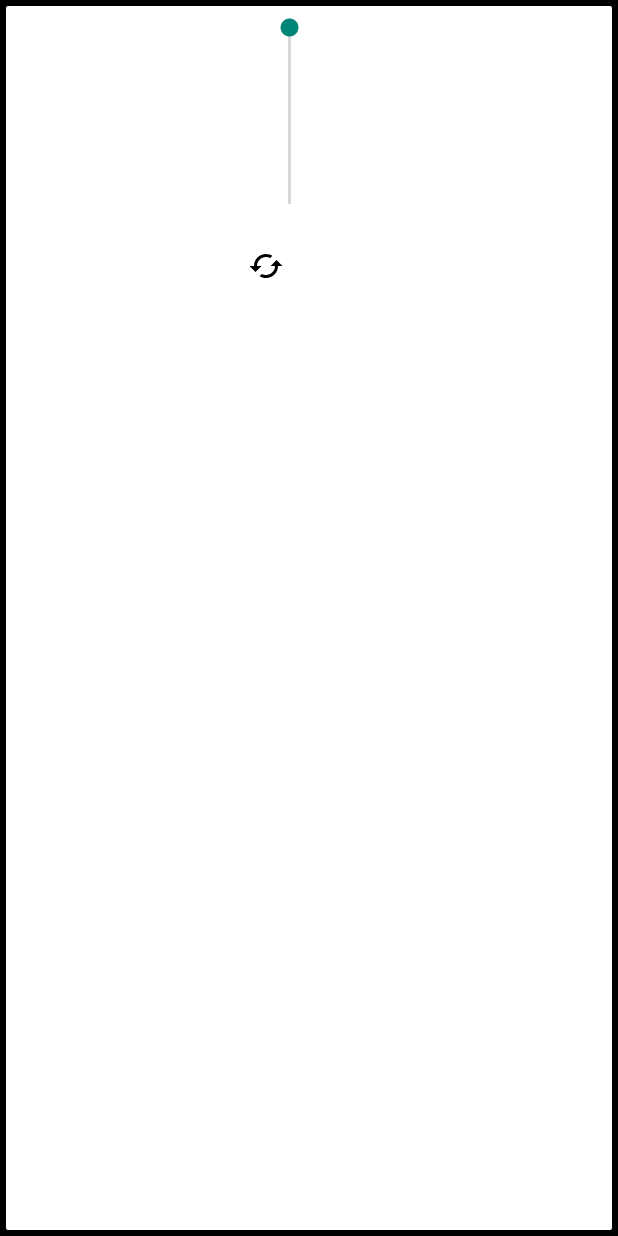
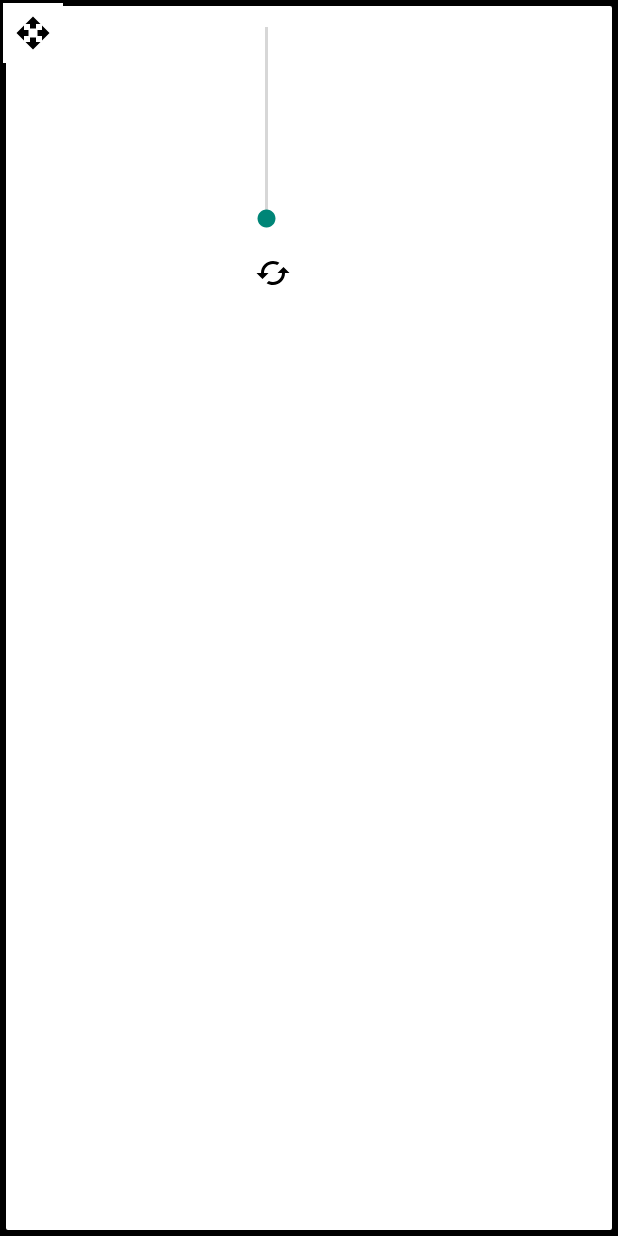
Before and after one commit to YutaKohashi/Zooom, an Android app: the layout float_layout.xml on its own in the app's theme, with its tools: preview values and no code run, on a phone screen of 412 x 824 dp. Run offline under Robolectric (Android 15) with nearby library versions, the phone set to English and light mode, and no system bars.

Commit message:
no message

```diff
--- a/app/src/main/java/jp/yuta/kohashi/Zooom/object/VerticalSeekBar.java
+++ b/app/src/main/java/jp/yuta/kohashi/Zooom/View/VerticalSeekBar.java
@@ -1,4 +1,4 @@
-package jp.yuta.kohashi.Zooom.object;
+package jp.yuta.kohashi.Zooom.View;
 
 import android.content.Context;
 import android.graphics.Canvas;
--- a/app/src/main/java/jp/yuta/kohashi/Zooom/activity/MainActivity.java
+++ b/app/src/main/java/jp/yuta/kohashi/Zooom/activity/MainActivity.java
@@ -7,6 +7,9 @@ import android.media.projection.MediaProjectionManager;
 import android.os.Bundle;
 import android.support.v7.app.AppCompatActivity;
 import android.util.Log;
+import android.view.Window;
+import android.view.WindowManager;
+
 import jp.yuta.kohashi.Zooom.service.MainService;
 import jp.yuta.kohashi.Zooom.object.ShotApplication;
 
@@ -20,6 +23,8 @@ public class MainActivity extends AppCompatActivity {
     @Override
     protected void onCreate(Bundle savedInstanceState) {
         super.onCreate(savedInstanceState);
+        getWindow().addFlags(WindowManager.LayoutParams.FLAG_FULLSCREEN);
+        requestWindowFeature(Window.FEATURE_NO_TITLE);
 
         mMediaProjectionManager = (MediaProjectionManager)getApplication().getSystemService(Context.MEDIA_PROJECTION_SERVICE);
         startIntent();
@@ -46,6 +51,7 @@ public class MainActivity extends AppCompatActivity {
         //ダイアログの結果を監視
         if (requestCode == REQUEST_MEDIA_PROJECTION) {
             if (resultCode != Activity.RESULT_OK) {
+                finish();
                 return;
             }else if(data != null && resultCode != 0){
                 Log.i(TAG, "user agree the application to capture screen");
--- a/app/src/main/java/jp/yuta/kohashi/Zooom/object/ShotApplication.java
+++ b/app/src/main/java/jp/yuta/kohashi/Zooom/object/ShotApplication.java
@@ -8,6 +8,9 @@ import android.media.projection.MediaProjectionManager;
  * Created by Yuta on 2016/07/20.
  */
 
+/**
+ * アプリケーションクラスを継承しデータ、オブジェクトを共有する
+ */
 public class ShotApplication extends Application {
     private int result;
     private Intent intent;
--- /dev/null
+++ b/app/src/main/res/drawable/ic_open_with_black_24dp.xml
@@ -0,0 +1,9 @@
+<vector xmlns:android="http://schemas.android.com/apk/res/android"
+        android:width="24dp"
+        android:height="24dp"
+        android:viewportWidth="24.0"
+        android:viewportHeight="24.0">
+    <path
+        android:fillColor="#FF000000"
+        android:pathData="M10,9h4L14,6h3l-5,-5 -5,5h3v3zM9,10L6,10L6,7l-5,5 5,5v-3h3v-4zM23,12l-5,-5v3h-3v4h3v3l5,-5zM14,15h-4v3L7,18l5,5 5,-5h-3v-3z"/>
+</vector>
--- a/app/src/main/res/layout/float_layout.xml
+++ b/app/src/main/res/layout/float_layout.xml
@@ -4,7 +4,8 @@
     xmlns:app="http://schemas.android.com/apk/res-auto"
     android:padding="2dp"
     android:background="@drawable/image_view_border"
-    android:layout_height="match_parent">
+    android:layout_height="match_parent"
+    >
 
     <ImageView
         android:id="@+id/float_id"
@@ -14,24 +15,35 @@
         android:gravity="center_horizontal"/>
         <!--android:padding = "5sp"-->
 
-    <jp.yuta.kohashi.Zooom.object.VerticalSeekBar
+    <jp.yuta.kohashi.Zooom.View.VerticalSeekBar
 
+        android:layout_marginRight="15dp"
         android:layout_width="wrap_content"
         android:layout_height="match_parent"
         android:id="@+id/seekBar"
-        android:rotation="180"
+
         android:layout_above="@+id/button_image_update"
         android:layout_alignEnd="@+id/float_id" />
 
     <ImageButton
         android:background="@android:color/white"
         android:src="@drawable/ic_cached_black_24dp"
-        android:layout_height="50dp"
-        android:layout_width="50dp"
+        android:layout_height="40dp"
+        android:layout_width="40dp"
 
         android:id="@+id/button_image_update"
         android:layout_alignEnd="@+id/float_id"
         android:layout_alignBottom="@+id/float_id"/>
+
+    <ImageButton
+        android:background="@android:color/white"
+        android:src="@drawable/ic_open_with_black_24dp"
+        android:layout_height="40dp"
+        android:layout_width="40dp"
+
+        android:id="@+id/button_move_view"
+        android:layout_alignTop="@+id/float_id"
+        android:layout_alignStart="@+id/float_id" />
     <!--<SurfaceView-->
         <!--android:id="@+id/SurfaceViewMain"-->
         <!--android:layout_width="200dp"-->
```
Also changed, not shown: app/src/main/AndroidManifest.xml (+3 -19 lines), app/src/main/java/jp/yuta/kohashi/Zooom/other/BootBroadcastReceiver.java (deleted, +0 -20 lines), app/src/main/java/jp/yuta/kohashi/Zooom/service/MainService.java (+59 -16 lines).
